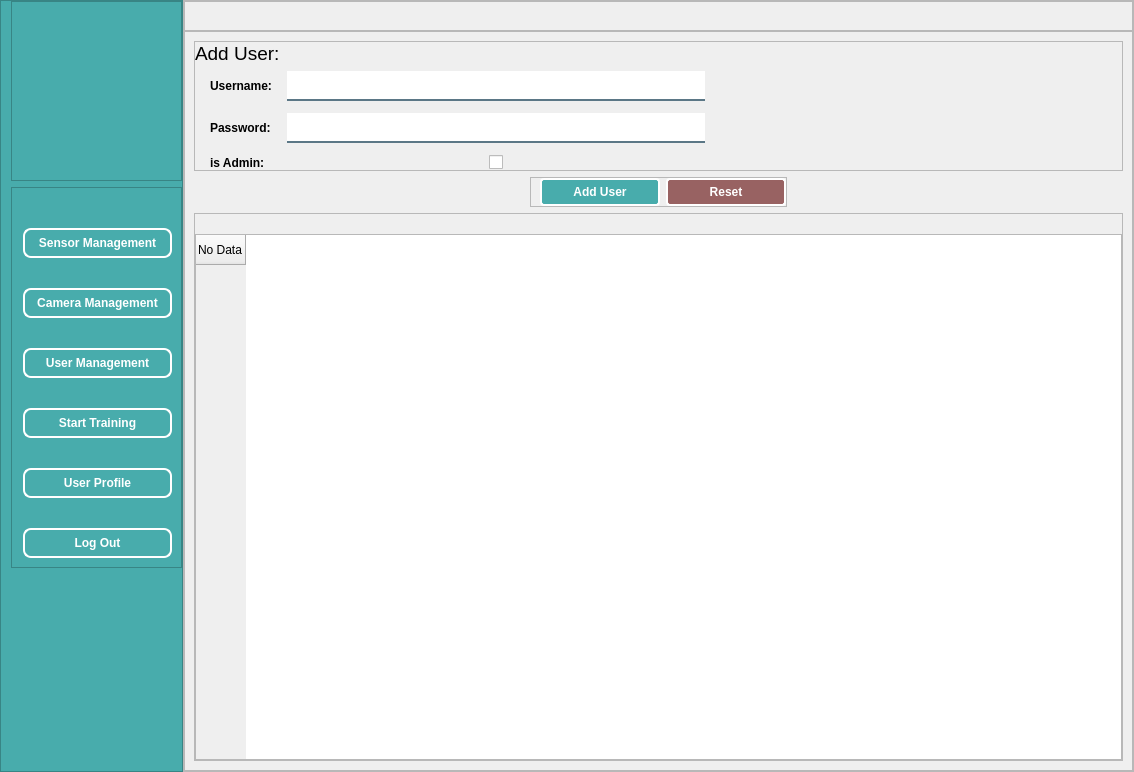
Qt form UIs/MainScreen.ui (ali7haider/Pulmonary-Artery-Balloon-Angioplasty_PyQT) before a commit.
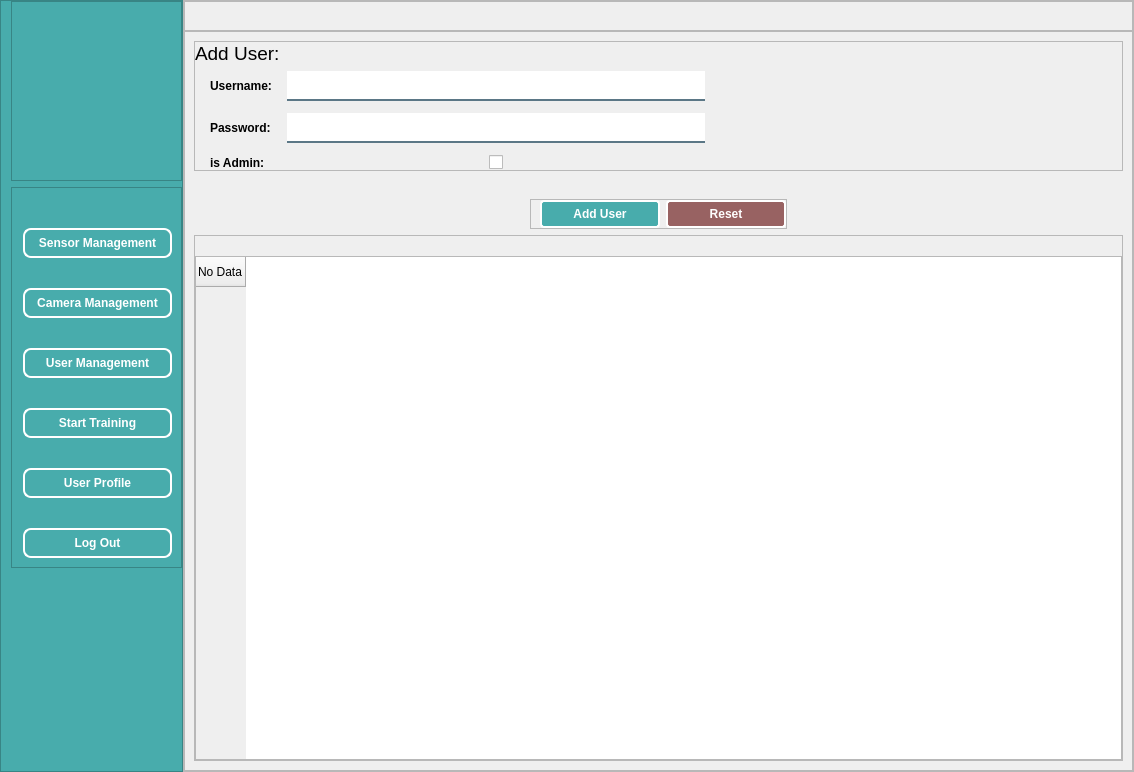
The same form after that commit. The open tabs and pages were chosen to show the change. Icons and pictures are not drawn.

Diff of the .ui file:
```diff
--- a/UIs/MainScreen.ui
+++ b/UIs/MainScreen.ui
@@ -1123,6 +1123,30 @@
                    </layout>
                   </widget>
                  </item>
+                 <item>
+                  <widget class="QLabel" name="lblError">
+                   <property name="font">
+                    <font>
+                     <family>Bahnschrift SemiCondensed</family>
+                     <pointsize>9</pointsize>
+                     <weight>50</weight>
+                     <italic>false</italic>
+                     <bold>false</bold>
+                    </font>
+                   </property>
+                   <property name="styleSheet">
+                    <string notr="true">font: 8.5pt &quot;Bahnschrift SemiCondensed&quot;;
+margin-left:0px;
+color:red;</string>
+                   </property>
+                   <property name="text">
+                    <string/>
+                   </property>
+                   <property name="alignment">
+                    <set>Qt::AlignCenter</set>
+                   </property>
+                  </widget>
+                 </item>
                  <item alignment="Qt::AlignHCenter">
                   <widget class="QFrame" name="frame_15">
                    <property name="minimumSize">
```
Left out of the diff: 10 changed lines with no effect on the pictures.
